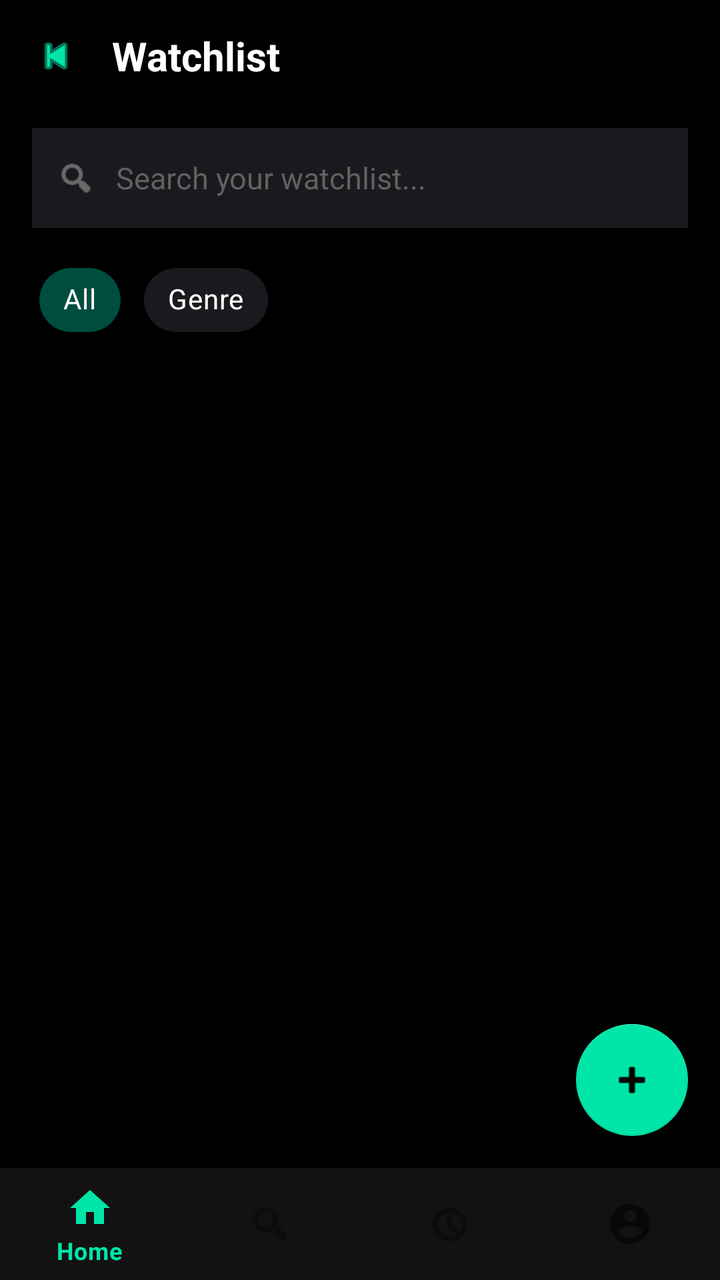
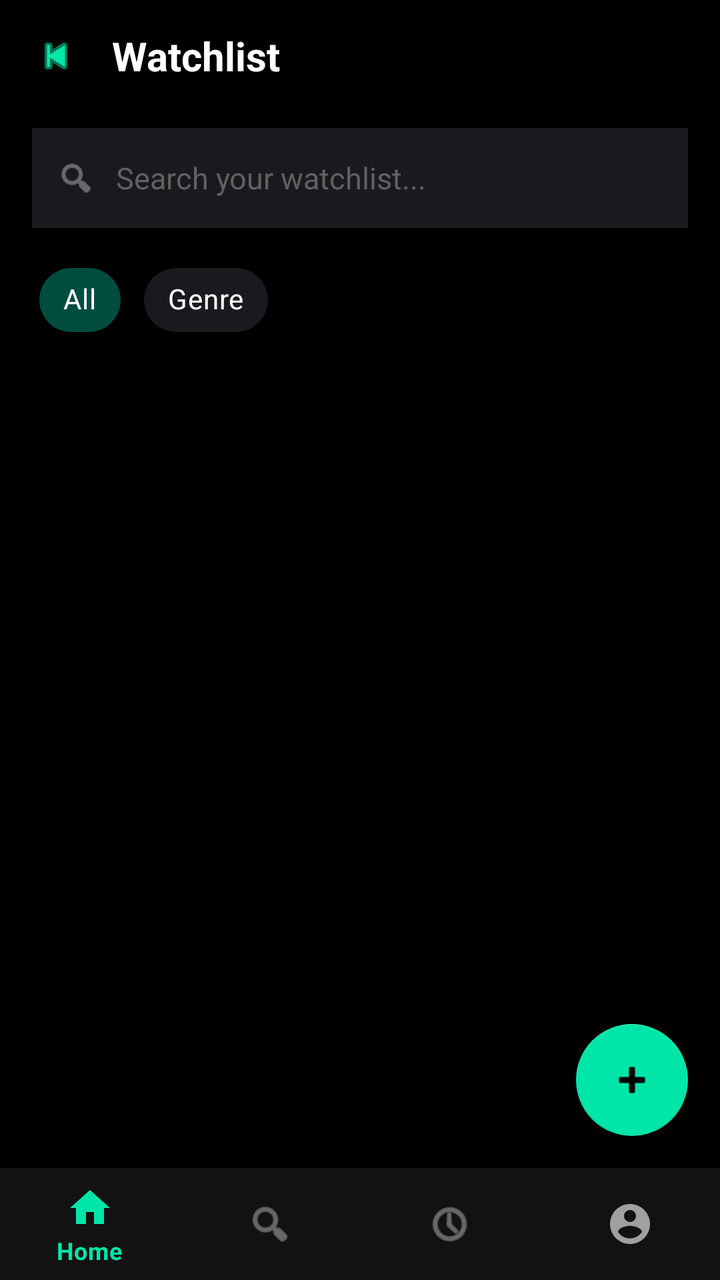

An Android layout rendered at two revisions. The XML below is the earlier revision; the diff shows what the commit changed to produce the second picture.
<!-- AndroidManifest.xml: application theme Theme.MoviewApp -->
<!-- res/layout/activity_watchlist.xml -->
<?xml version="1.0" encoding="utf-8"?>
<androidx.constraintlayout.widget.ConstraintLayout
    xmlns:android="http://schemas.android.com/apk/res/android"
    xmlns:app="http://schemas.android.com/apk/res-auto"
    xmlns:tools="http://tools.android.com/tools"
    android:layout_width="match_parent"
    android:layout_height="match_parent"
    android:background="#000000">

    <LinearLayout
        android:id="@+id/layoutHeader"
        android:layout_width="match_parent"
        android:layout_height="56dp"
        android:gravity="center_vertical"
        android:paddingHorizontal="16dp"
        app:layout_constraintTop_toTopOf="parent">

        <ImageView
            android:id="@+id/btnBack"
            android:layout_width="24dp"
            android:layout_height="24dp"
            android:src="@android:drawable/ic_media_previous"
            app:tint="#00E5A8"
            android:contentDescription="Back"
            android:clickable="true"
            android:focusable="true"/>

        <TextView
            android:layout_width="wrap_content"
            android:layout_height="wrap_content"
            android:layout_marginStart="16dp"
            android:text="Watchlist"
            android:textColor="#FFFFFF"
            android:textSize="20sp"
            android:textStyle="bold" />
    </LinearLayout>

    <LinearLayout
        android:id="@+id/layoutSearch"
        android:layout_width="match_parent"
        android:layout_height="50dp"
        android:background="#1A1A1E"
        android:orientation="horizontal"
        android:gravity="center_vertical"
        android:layout_marginHorizontal="16dp"
        android:layout_marginTop="8dp"
        android:paddingHorizontal="12dp"
        app:layout_constraintTop_toBottomOf="@id/layoutHeader">

        <ImageView
            android:layout_width="20dp"
            android:layout_height="20dp"
            android:src="@android:drawable/ic_menu_search"
            app:tint="#9E9E9E"
            android:contentDescription="Search"/>

        <EditText
            android:id="@+id/etSearchWatchlist"
            android:layout_width="0dp"
            android:layout_height="match_parent"
            android:layout_weight="1"
            android:layout_marginStart="10dp"
            android:background="@android:color/transparent"
            android:hint="Search your watchlist..."
            android:textColorHint="#616161"
            android:textColor="#FFFFFF"
            android:textSize="15sp"
            android:inputType="text"
            android:importantForAutofill="no"/>
    </LinearLayout>

    
    <LinearLayout
        android:id="@+id/layoutChips"
        android:layout_width="match_parent"
        android:layout_height="wrap_content"
        android:orientation="horizontal"
        android:paddingHorizontal="16dp"
        android:paddingVertical="12dp"
        app:layout_constraintTop_toBottomOf="@id/layoutSearch">

        <com.google.android.material.chip.Chip
            android:id="@+id/chipAll"
            android:layout_width="wrap_content"
            android:layout_height="wrap_content"
            style="@style/Widget.MaterialComponents.Chip.Choice"
            android:text="All"
            android:textColor="#FFFFFF"
            app:chipBackgroundColor="#004D40"
            android:checked="true"
            android:layout_marginEnd="8dp"/>

        <com.google.android.material.chip.Chip
            android:id="@+id/chipGenre"
            android:layout_width="wrap_content"
            android:layout_height="wrap_content"
            style="@style/Widget.MaterialComponents.Chip.Choice"
            android:text="Genre"
            android:textColor="#FFFFFF"
            app:chipBackgroundColor="#1A1A1E"/>
    </LinearLayout>

    <androidx.recyclerview.widget.RecyclerView
        android:id="@+id/rvWatchlist"
        android:layout_width="match_parent"
        android:layout_height="0dp"
        android:paddingHorizontal="12dp"
        android:layout_marginTop="8dp"
        android:clipToPadding="false"
        android:paddingBottom="16dp"
        app:layout_constraintTop_toBottomOf="@id/layoutChips"
        app:layout_constraintBottom_toTopOf="@id/bottomNavigation"
        tools:listitem="@layout/item_movie"/>

    
    <TextView
        android:id="@+id/txtEmpty"
        android:layout_width="wrap_content"
        android:layout_height="wrap_content"
        android:text="No watchlist found"
        android:textColor="#616161"
        android:textSize="16sp"
        android:visibility="gone"
        app:layout_constraintTop_toBottomOf="@id/layoutChips"
        app:layout_constraintBottom_toTopOf="@id/bottomNavigation"
        app:layout_constraintStart_toStartOf="parent"
        app:layout_constraintEnd_toEndOf="parent"/>

    <com.google.android.material.floatingactionbutton.FloatingActionButton
        android:id="@+id/fabAdd"
        android:layout_width="wrap_content"
        android:layout_height="wrap_content"
        android:layout_marginEnd="16dp"
        android:layout_marginBottom="16dp"
        android:src="@android:drawable/ic_input_add"
        app:backgroundTint="#00E5A8"
        app:tint="#000000"
        app:layout_constraintBottom_toTopOf="@id/bottomNavigation"
        app:layout_constraintEnd_toEndOf="parent" />

    <com.google.android.material.bottomnavigation.BottomNavigationView
        android:id="@+id/bottomNavigation"
        android:layout_width="match_parent"
        android:layout_height="wrap_content"
        android:background="#121212"
        app:menu="@menu/bottom_nav_menu"
        app:layout_constraintBottom_toBottomOf="parent" />

</androidx.constraintlayout.widget.ConstraintLayout>
<!-- res/layout/item_movie.xml (included above) -->
<?xml version="1.0" encoding="utf-8"?>
<androidx.cardview.widget.CardView
    xmlns:android="http://schemas.android.com/apk/res/android"
    xmlns:app="http://schemas.android.com/apk/res-auto"
    android:layout_width="match_parent"
    android:layout_height="wrap_content"
    android:layout_marginHorizontal="12dp"
    android:layout_marginVertical="8dp"
    app:cardBackgroundColor="#262626"
    app:cardCornerRadius="16dp">

    <LinearLayout
        android:layout_width="match_parent"
        android:layout_height="wrap_content"
        android:orientation="horizontal"
        android:padding="12dp">

        <ImageView
            android:id="@+id/imgPoster"
            android:layout_width="85dp"
            android:layout_height="125dp"
            android:scaleType="centerCrop"
            android:contentDescription="@string/desc_poster" />

        <LinearLayout
            android:layout_width="0dp"
            android:layout_height="wrap_content"
            android:layout_weight="1"
            android:orientation="vertical"
            android:layout_marginStart="12dp">

            <TextView
                android:id="@+id/tvTitle"
                android:layout_width="match_parent"
                android:layout_height="wrap_content"
                android:maxLines="2"
                android:ellipsize="end"
                android:gravity="top"
                android:textColor="#FFFFFF"
                android:textStyle="bold"
                android:textSize="20sp"/>

            <TextView
                android:id="@+id/tvGenre"
                android:layout_width="wrap_content"
                android:layout_height="wrap_content"
                android:textColor="#AAAAAA"
                android:textSize="14sp"
                android:layout_marginTop="4dp"
                android:text="@string/label_genre"/>

            <TextView
                android:id="@+id/tvRating"
                android:layout_width="wrap_content"
                android:layout_height="wrap_content"
                android:text="@string/default_char_count"
                android:textColor="#00E5A8"
                android:textSize="16sp"
                android:layout_marginTop="2dp"/>

            <TextView
                android:id="@+id/tvStatus"
                android:layout_width="wrap_content"
                android:layout_height="wrap_content"
                android:text="@string/label_watch_status"
                android:textColor="#888888"
                android:textSize="12sp"
                android:layout_marginTop="4dp"/>

        </LinearLayout>

    </LinearLayout>

</androidx.cardview.widget.CardView>
<!-- resources referenced by this layout -->
<resources>
  <string name="default_char_count">0/500</string>
  <string name="desc_poster">Movie Poster</string>
  <string name="label_genre">🎬 GENRE</string>
  <string name="label_watch_status">WATCH STATUS</string>
  <style name="Theme.MoviewApp" parent="Theme.MaterialComponents.DayNight.DarkActionBar">
          <item name="colorPrimary">#00E5A8</item>
          <item name="colorPrimaryVariant">#00E5A8</item>
          <item name="colorOnPrimary">@color/black</item>
          <item name="colorSecondary">@color/teal_200</item>
          <item name="colorSecondaryVariant">@color/teal_700</item>
          <item name="colorOnSecondary">@color/black</item>
          <item name="android:statusBarColor">?attr/colorPrimaryVariant</item>
      </style>
  <color name="black">#FF000000</color>
  <color name="teal_200">#FF03DAC5</color>
  <color name="teal_700">#FF018786</color>
</resources>

<!-- the commit's change to res/layout/activity_watchlist.xml (unified diff, before → after) -->
@@ -7,6 +7,7 @@
     android:layout_height="match_parent"
     android:background="#000000">
 
+    
     <LinearLayout
         android:id="@+id/layoutHeader"
         android:layout_width="match_parent"
@@ -35,6 +36,7 @@
             android:textStyle="bold" />
     </LinearLayout>
 
+    
     <LinearLayout
         android:id="@+id/layoutSearch"
         android:layout_width="match_parent"
@@ -112,7 +114,6 @@
         app:layout_constraintBottom_toTopOf="@id/bottomNavigation"
         tools:listitem="@layout/item_movie"/>
 
-    
     <TextView
         android:id="@+id/txtEmpty"
         android:layout_width="wrap_content"
@@ -138,13 +139,18 @@
         app:layout_constraintBottom_toTopOf="@id/bottomNavigation"
         app:layout_constraintEnd_toEndOf="parent" />
 
+    
     <com.google.android.material.bottomnavigation.BottomNavigationView
         android:id="@+id/bottomNavigation"
-        android:layout_width="match_parent"
+        android:layout_width="0dp"
         android:layout_height="wrap_content"
         android:background="#121212"
+        app:itemIconTint="@color/bottom_nav_color"
+        app:itemTextColor="@color/bottom_nav_color"
         app:menu="@menu/bottom_nav_menu"
-        app:layout_constraintBottom_toBottomOf="parent" />
+        app:layout_constraintBottom_toBottomOf="parent"
+        app:layout_constraintStart_toStartOf="parent"
+        app:layout_constraintEnd_toEndOf="parent" />
 
 </androidx.constraintlayout.widget.ConstraintLayout>
 <!-- res/layout/item_movie.xml (included above) -->
